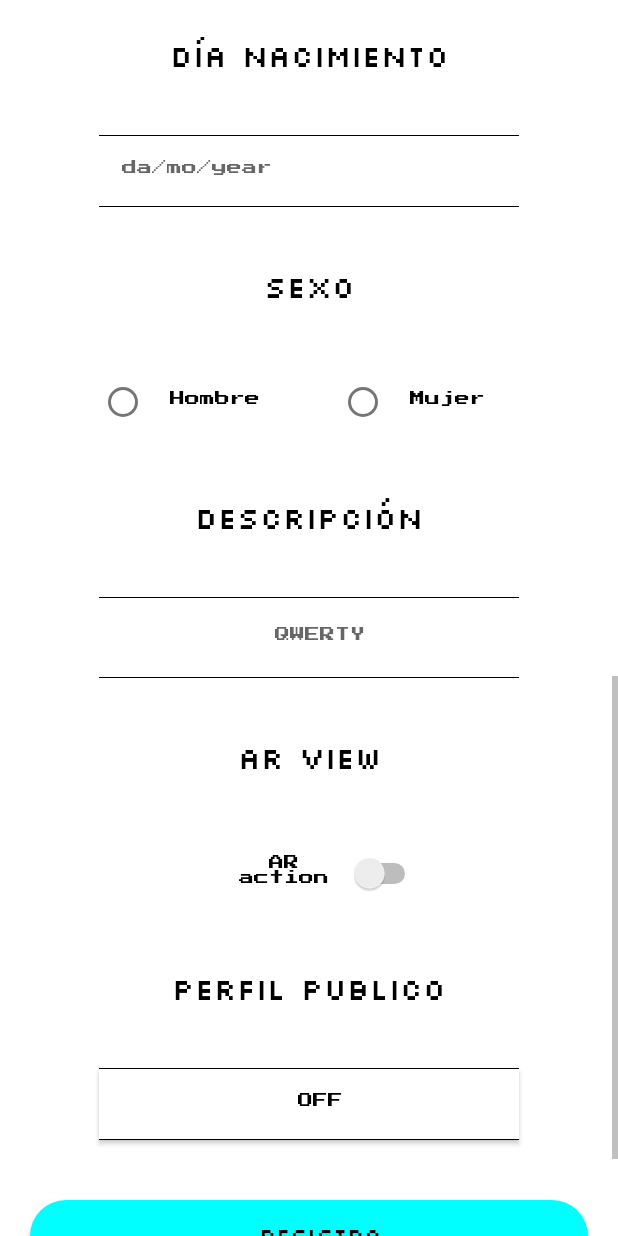
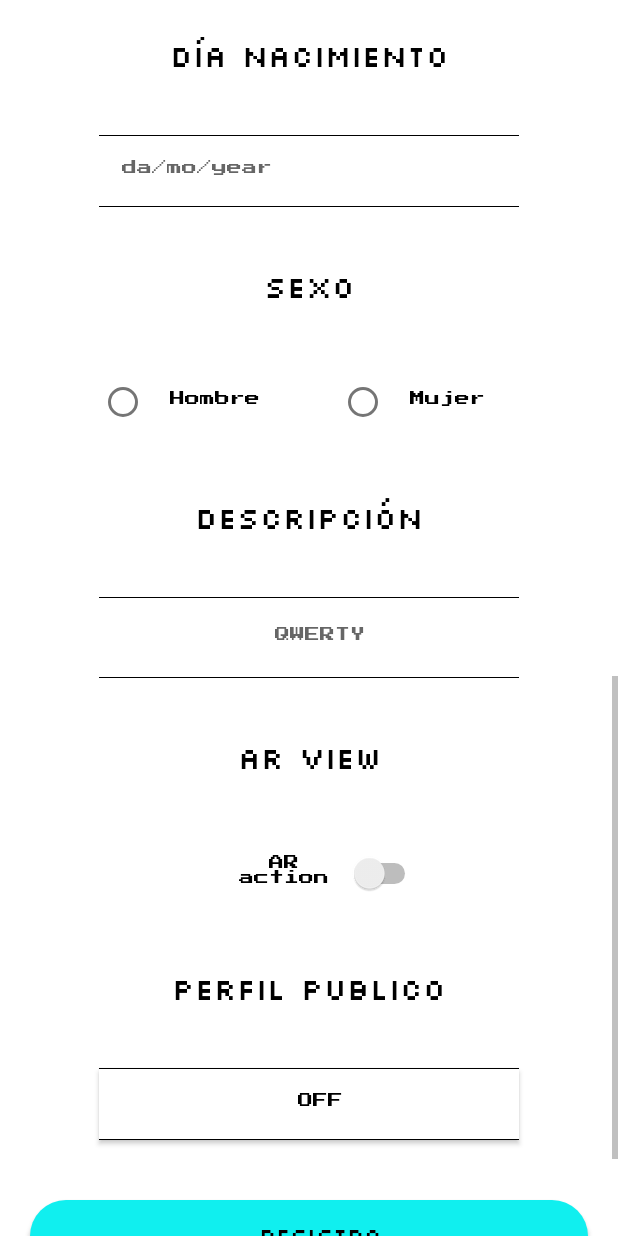
Before and after one commit to imtheswan/MoyaApp, an Android app: the Register screen opened directly, with no data from a screen before it, scrolled down 1153 dp, on a phone screen of 412 x 824 dp. Run offline under Robolectric (Android 15) with nearby library versions, the phone set to English and light mode, and no system bars.

Commit message:
Fixed styles

```diff
--- a/MoyaApp2/app/src/main/res/values/colors.xml
+++ b/MoyaApp2/app/src/main/res/values/colors.xml
@@ -2,10 +2,10 @@
 <resources>
     <color name="purple_200">#FFBB86FC</color>
     <color name="purple_500">#FF6200EE</color>
-    <color name="purple_700">#33CCCC</color>
+    <color name="purple_700">#63cccc</color>
     <color name="teal_200">#00FFFF</color>
     <color name="teal_700">#FF018786</color>
-    <color name="cyan">#00FFFF</color>
+    <color name="cyan">#10efef</color>
     <color name="black">#FF000000</color>
     <color name="white">#FFFFFFFF</color>
 </resources>
--- a/MoyaApp2/app/src/main/res/values/themes.xml
+++ b/MoyaApp2/app/src/main/res/values/themes.xml
@@ -87,7 +87,7 @@
         </style>
 
         <style name="AppTheme.Input.Button.Down" parent="AppTheme.Input.Button">
-            <item name="android:width">350dp</item>
+            <item name="android:width">270dp</item>
             <item name="android:background">@drawable/register_login</item>
         </style>
 </resources>
```
